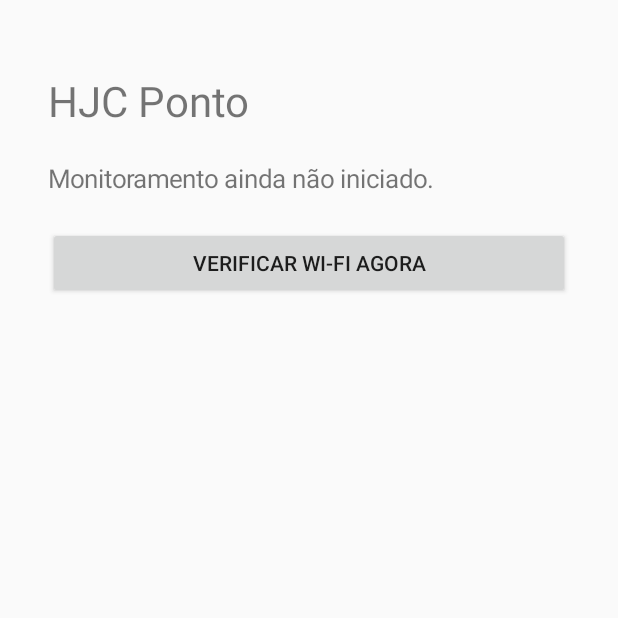
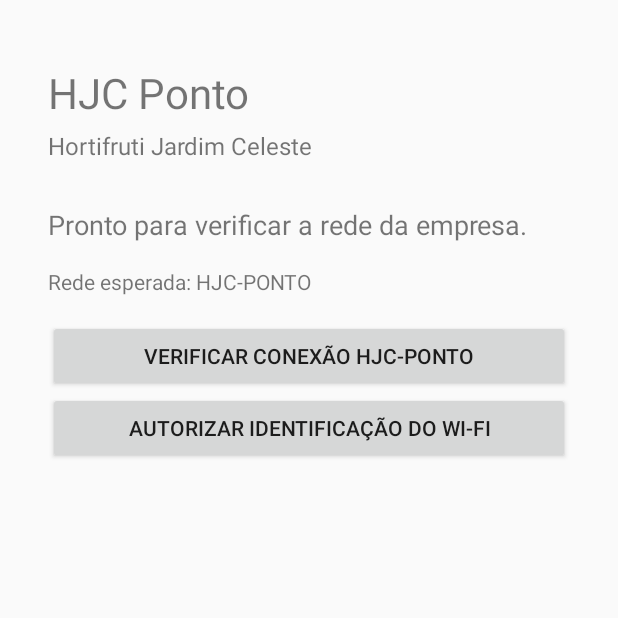
Before and after one commit to vilsonmeira/Escala-de-Trabalho-e-Folga-, an Android app: the screen it shows after launch (MainActivity), on a phone screen of 412 x 824 dp, the top half of it. Run offline under Robolectric (Android 15) with nearby library versions, the phone set to English and light mode, and no system bars.

Commit message:
Add HJC-PONTO Wi-Fi network identification test

```diff
--- a/app/src/main/java/br/com/hjc/escalatrabalho/MainActivity.kt
+++ b/app/src/main/java/br/com/hjc/escalatrabalho/MainActivity.kt
@@ -1,54 +1,138 @@
 package br.com.hjc.escalatrabalho
 
+import android.Manifest
 import android.app.Activity
 import android.content.Context
+import android.content.pm.PackageManager
 import android.net.ConnectivityManager
-import android.net.Network
 import android.net.NetworkCapabilities
+import android.net.wifi.WifiManager
+import android.os.Build
 import android.os.Bundle
+import android.provider.Settings
 import android.widget.Button
 import android.widget.LinearLayout
 import android.widget.TextView
 
 class MainActivity : Activity() {
     private lateinit var status: TextView
-    private var callback: ConnectivityManager.NetworkCallback? = null
+    private lateinit var detail: TextView
+
+    companion object {
+        private const val LOCATION_PERMISSION_REQUEST = 410
+        private const val TARGET_WIFI = "HJC-PONTO"
+    }
 
     override fun onCreate(savedInstanceState: Bundle?) {
         super.onCreate(savedInstanceState)
 
         val layout = LinearLayout(this).apply {
             orientation = LinearLayout.VERTICAL
-            setPadding(48, 72, 48, 48)
+            setPadding(48, 64, 48, 48)
         }
+
         val title = TextView(this).apply {
             text = "HJC Ponto"
             textSize = 28f
         }
+        val subtitle = TextView(this).apply {
+            text = "Hortifruti Jardim Celeste"
+            textSize = 16f
+            setPadding(0, 8, 0, 28)
+        }
         status = TextView(this).apply {
-            text = "Monitoramento ainda não iniciado."
-            textSize = 17f
-            setPadding(0, 32, 0, 32)
+            text = "Pronto para verificar a rede da empresa."
+            textSize = 18f
+            setPadding(0, 16, 0, 16)
         }
-        val start = Button(this).apply {
-            text = "Verificar Wi-Fi agora"
-            setOnClickListener { checkWifi() }
+        detail = TextView(this).apply {
+            text = "Rede esperada: $TARGET_WIFI"
+            textSize = 14f
+            setPadding(0, 8, 0, 24)
         }
+        val check = Button(this).apply {
+            text = "Verificar conexão HJC-PONTO"
+            setOnClickListener { verifyCompanyWifi() }
+        }
+        val permission = Button(this).apply {
+            text = "Autorizar identificação do Wi-Fi"
+            setOnClickListener { requestWifiPermission() }
+        }
+
         layout.addView(title)
+        layout.addView(subtitle)
         layout.addView(status)
-        layout.addView(start)
+        layout.addView(detail)
+        layout.addView(check)
+        layout.addView(permission)
         setContentView(layout)
     }
 
-    private fun checkWifi() {
-        val manager = getSystemService(Context.CONNECTIVITY_SERVICE) as ConnectivityManager
-        val network: Network? = manager.activeNetwork
-        val capabilities = network?.let { manager.getNetworkCapabilities(it) }
+    private fun requestWifiPermission() {
+        if (Build.VERSION.SDK_INT >= Build.VERSION_CODES.M &&
+            checkSelfPermission(Manifest.permission.ACCESS_FINE_LOCATION) != PackageManager.PERMISSION_GRANTED
+        ) {
+            requestPermissions(
+                arrayOf(Manifest.permission.ACCESS_FINE_LOCATION),
+                LOCATION_PERMISSION_REQUEST
+            )
+        } else {
+            status.text = "Permissão já concedida. Toque em verificar conexão."
+        }
+    }
+
+    private fun verifyCompanyWifi() {
+        if (Build.VERSION.SDK_INT >= Build.VERSION_CODES.M &&
+            checkSelfPermission(Manifest.permission.ACCESS_FINE_LOCATION) != PackageManager.PERMISSION_GRANTED
+        ) {
+            status.text = "Precisamos da permissão de localização para identificar o nome da rede Wi-Fi."
+            requestWifiPermission()
+            return
+        }
+
+        val connectivity = getSystemService(Context.CONNECTIVITY_SERVICE) as ConnectivityManager
+        val network = connectivity.activeNetwork
+        val capabilities = network?.let { connectivity.getNetworkCapabilities(it) }
         val onWifi = capabilities?.hasTransport(NetworkCapabilities.TRANSPORT_WIFI) == true
-        status.text = if (onWifi) {
-            "Celular conectado a uma rede Wi-Fi.\nPróxima etapa: validar a rede HJC-PONTO e vincular este aparelho ao funcionário."
-        } else {
-            "Nenhuma conexão Wi-Fi ativa identificada."
+
+        if (!onWifi) {
+            status.text = "Seu celular não está conectado a uma rede Wi-Fi."
+            detail.text = "Conecte-se à rede HJC-PONTO e tente novamente."
+            return
+        }
+
+        val wifi = applicationContext.getSystemService(Context.WIFI_SERVICE) as WifiManager
+        @Suppress("DEPRECATION")
+        val ssid = wifi.connectionInfo?.ssid?.removeSurrounding("\"") ?: "<desconhecida>"
+
+        when {
+            ssid == TARGET_WIFI -> {
+                status.text = "Rede HJC-PONTO identificada."
+                detail.text = "Conexão confirmada neste teste. O registro de ponto e a vinculação do funcionário ainda serão integrados ao servidor."
+            }
+            ssid == "<unknown ssid>" || ssid == "0x" || ssid == "<desconhecida>" -> {
+                status.text = "O Android não informou o nome da rede."
+                detail.text = "Confira se a localização do aparelho está ativada e se a permissão foi concedida. Depois tente novamente."
+            }
+            else -> {
+                status.text = "Wi-Fi conectado, mas não é a rede da empresa."
+                detail.text = "Rede detectada: $ssid. Rede esperada: $TARGET_WIFI."
+            }
+        }
+    }
+
+    override fun onRequestPermissionsResult(
+        requestCode: Int,
+        permissions: Array<out String>,
+        grantResults: IntArray
+    ) {
+        super.onRequestPermissionsResult(requestCode, permissions, grantResults)
+        if (requestCode == LOCATION_PERMISSION_REQUEST) {
+            status.text = if (grantResults.isNotEmpty() && grantResults[0] == PackageManager.PERMISSION_GRANTED) {
+                "Permissão concedida. Agora toque em verificar conexão."
+            } else {
+                "Permissão não concedida. Sem ela, o Android pode ocultar o nome da rede Wi-Fi."
+            }
         }
     }
 }
```
